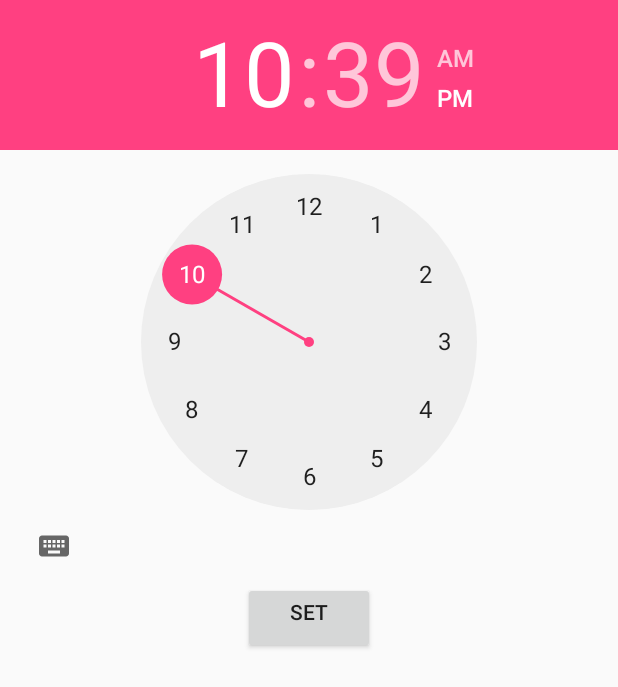
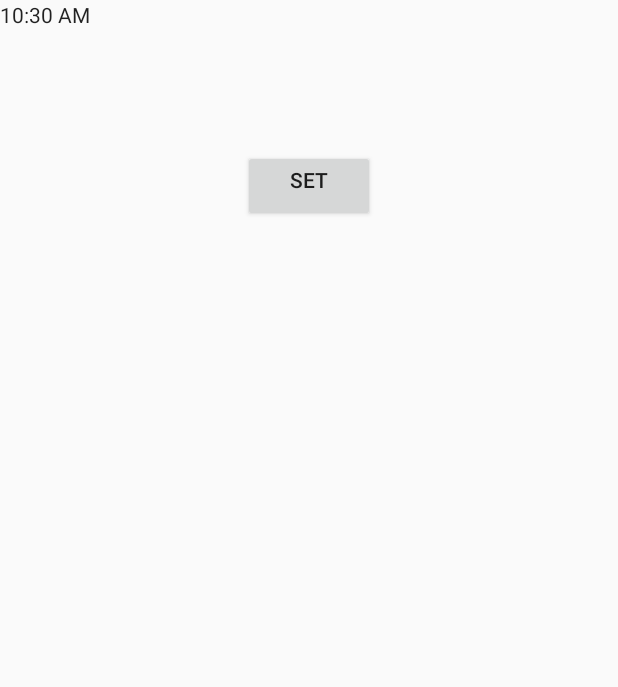
Before and after one commit to Hilenet/water, an Android app: the layout activity_main.xml on its own in the app's theme, with its tools: preview values and no code run, on a phone screen of 412 x 824 dp. Shown: the top 687 px of the screen. Run offline under Robolectric (Android 15) with nearby library versions, the phone set to English and light mode, and no system bars.

```diff
--- a/app/src/main/java/com/hnet/water/MusicService.java
+++ b/app/src/main/java/com/hnet/water/MusicService.java
@@ -2,13 +2,10 @@ package com.hnet.water;
 
 import android.app.Service;
 import android.content.Intent;
-import android.content.res.AssetFileDescriptor;
 import android.media.MediaPlayer;
 import android.os.IBinder;
 import android.util.Log;
 import android.widget.Toast;
-
-import java.io.IOException;
 
 public class MusicService extends Service {
     private static String TAG = "service";
--- a/app/src/main/res/layout/activity_main.xml
+++ b/app/src/main/res/layout/activity_main.xml
@@ -9,20 +9,38 @@
     <LinearLayout
         android:layout_width="match_parent"
         android:layout_height="match_parent"
-        android:gravity="center_horizontal"
-        android:orientation="vertical">
+        android:gravity="top|center_horizontal"
+        android:orientation="vertical"
+        tools:layout_editor_absoluteX="34dp"
+        tools:layout_editor_absoluteY="342dp">
 
-        <TimePicker
-            android:id="@+id/timePicker"
+        <FrameLayout
+            android:id="@+id/frameLayout"
             android:layout_width="match_parent"
-            android:layout_height="wrap_content" />
+            android:layout_height="wrap_content">
+
+            <TextClock
+                android:id="@+id/textClock"
+                android:layout_width="match_parent"
+                android:layout_height="match_parent"
+                android:height="100dp" />
+        </FrameLayout>
 
         <Button
-            android:id="@+id/button"
+            android:id="@+id/setButton"
             android:layout_width="wrap_content"
             android:layout_height="wrap_content"
             android:gravity="top|center_vertical|center_horizontal"
-            android:text="set" />
+            android:text="set"
+            android:visibility="visible" />
+
+        <Button
+            android:id="@+id/cancelButton"
+            android:layout_width="wrap_content"
+            android:layout_height="wrap_content"
+            android:text="cancel"
+            android:visibility="invisible" />
+
     </LinearLayout>
 
 </android.support.constraint.ConstraintLayout>
```
Also changed, not shown: app/src/main/java/com/hnet/water/MainActivity.java (+160 -18 lines).
